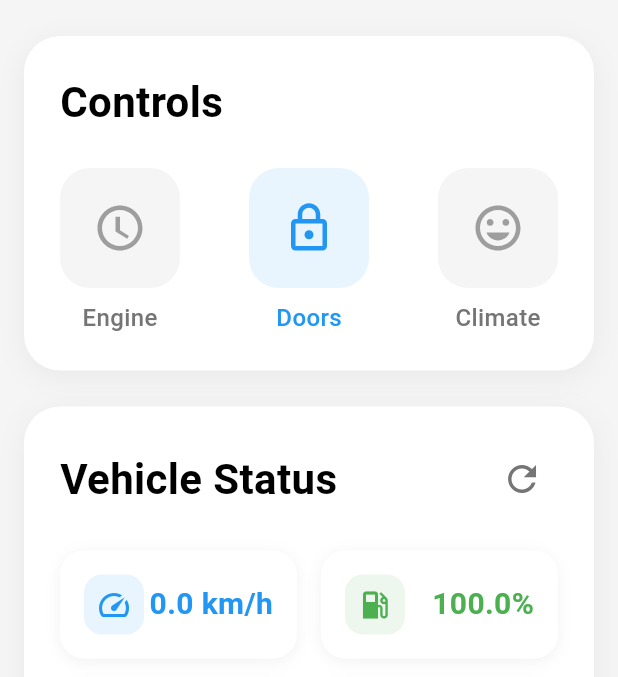
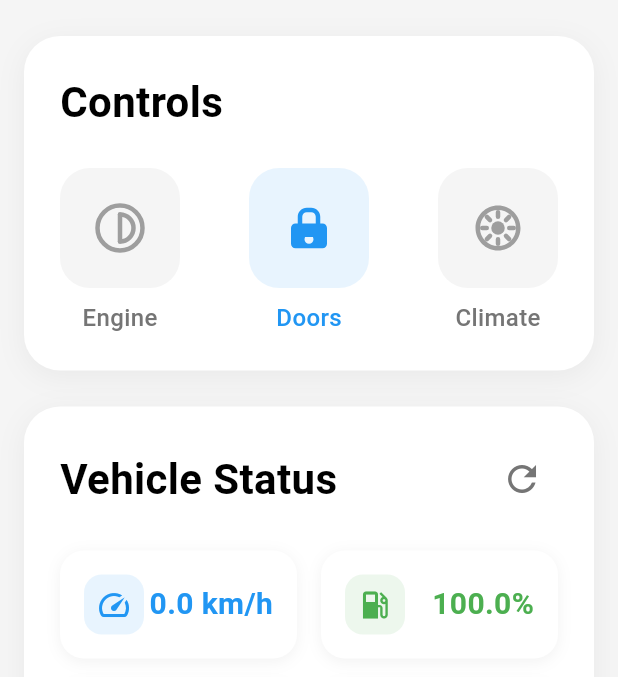
Before and after one commit to doantronghieu/Nexus, a Flutter app: the screen it shows after launch, on a phone screen of 412 x 824 dp, the part 84-761 px from its top. Run offline on Flutter 3.47's test engine with Material 3 defaults, Android fonts, the phone set to English and light mode, and no system bars; our stand-ins replace dartz, equatable, flutter_bloc, flutter_svg, get_it.

Commit message:
[UI] Car

```diff
--- a/ui/projects/car/lib/core/constants/control_icons.dart
+++ b/ui/projects/car/lib/core/constants/control_icons.dart
@@ -1,20 +1,28 @@
 class ControlIcons {
   static const String engineControl = '''
     <svg width="24" height="24" viewBox="0 0 24 24" fill="none" xmlns="http://www.w3.org/2000/svg">
-      <path d="M12 2C6.48 2 2 6.48 2 12C2 17.52 6.48 22 12 22C17.52 22 22 17.52 22 12C22 6.48 17.52 2 12 2ZM12 20C7.59 20 4 16.41 4 12C4 7.59 7.59 4 12 4C16.41 4 20 7.59 20 12C20 16.41 16.41 20 12 20Z" fill="currentColor"/>
-      <path d="M12 7V13L16 15.5L15.2 16.8L10 13.5V7H12Z" fill="currentColor"/>
+      <!-- Common engine/start button symbol: Power symbol with ring -->
+      <circle cx="12" cy="12" r="10" stroke="currentColor" stroke-width="2" fill="none"/>
+      <path d="M12 6v12" stroke="currentColor" stroke-width="2" stroke-linecap="round"/>
+      <path d="M12 6a6 6 0 0 1 0 12" stroke="currentColor" stroke-width="2" stroke-linecap="round"/>
     </svg>
   ''';
 
   static const String doorLock = '''
     <svg width="24" height="24" viewBox="0 0 24 24" fill="none" xmlns="http://www.w3.org/2000/svg">
-      <path d="M18 8H17V6C17 3.24 14.76 1 12 1C9.24 1 7 3.24 7 6V8H6C4.9 8 4 8.9 4 10V20C4 21.1 4.9 22 6 22H18C19.1 22 20 21.1 20 20V10C20 8.9 19.1 8 18 8ZM9 6C9 4.34 10.34 3 12 3C13.66 3 15 4.34 15 6V8H9V6ZM18 20H6V10H18V20ZM12 17C13.1 17 14 16.1 14 15C14 13.9 13.1 13 12 13C10.9 13 10 13.9 10 15C10 16.1 10.9 17 12 17Z" fill="currentColor"/>
+      <!-- Car with lock symbol -->
+      <path d="M17 12H7c-.55 0-1 .45-1 1v2c0 .55.45 1 1 1h10c.55 0 1-.45 1-1v-2c0-.55-.45-1-1-1zm-1 2H8v-1h8v1z" fill="currentColor"/>
+      <path d="M18 10h-1V7c0-2.21-1.79-4-4-4h-2C8.79 3 7 4.79 7 7v3H6c-1.1 0-2 .9-2 2v7c0 1.1.9 2 2 2h12c1.1 0 2-.9 2-2v-7c0-1.1-.9-2-2-2zm-6 9c-1.1 0-2-.9-2-2s.9-2 2-2 2 .9 2 2-.9 2-2 2zM9 7c0-1.1.9-2 2-2h2c1.1 0 2 .9 2 2v3H9V7z" fill="currentColor"/>
     </svg>
   ''';
 
   static const String climateControl = '''
     <svg width="24" height="24" viewBox="0 0 24 24" fill="none" xmlns="http://www.w3.org/2000/svg">
-      <path d="M12 2C6.48 2 2 6.48 2 12C2 17.52 6.48 22 12 22C17.52 22 22 17.52 22 12C22 6.48 17.52 2 12 2ZM12 20C7.59 20 4 16.41 4 12C4 7.59 7.59 4 12 4C16.41 4 20 7.59 20 12C20 16.41 16.41 20 12 20ZM15.5 11C16.33 11 17 10.33 17 9.5C17 8.67 16.33 8 15.5 8C14.67 8 14 8.67 14 9.5C14 10.33 14.67 11 15.5 11ZM8.5 11C9.33 11 10 10.33 10 9.5C10 8.67 9.33 8 8.5 8C7.67 8 7 8.67 7 9.5C7 10.33 7.67 11 8.5 11ZM12 17.5C14.33 17.5 16.31 16.04 17.11 14H6.89C7.69 16.04 9.67 17.5 12 17.5Z" fill="currentColor"/>
+      <!-- AC/Fan symbol commonly used in cars -->
+      <circle cx="12" cy="12" r="3" fill="currentColor"/>
+      <path d="M12 5v2M12 17v2M5 12h2M17 12h2" stroke="currentColor" stroke-width="2" stroke-linecap="round"/>
+      <path d="M7.05 7.05l1.41 1.41M15.54 15.54l1.41 1.41M7.05 16.95l1.41-1.41M15.54 8.46l1.41-1.41" stroke="currentColor" stroke-width="2" stroke-linecap="round"/>
+      <path fill-rule="evenodd" clip-rule="evenodd" d="M12 22c5.523 0 10-4.477 10-10S17.523 2 12 2 2 6.477 2 12s4.477 10 10 10zm0-2a8 8 0 1 0 0-16 8 8 0 0 0 0 16z" fill="currentColor"/>
     </svg>
   ''';
 }
```
